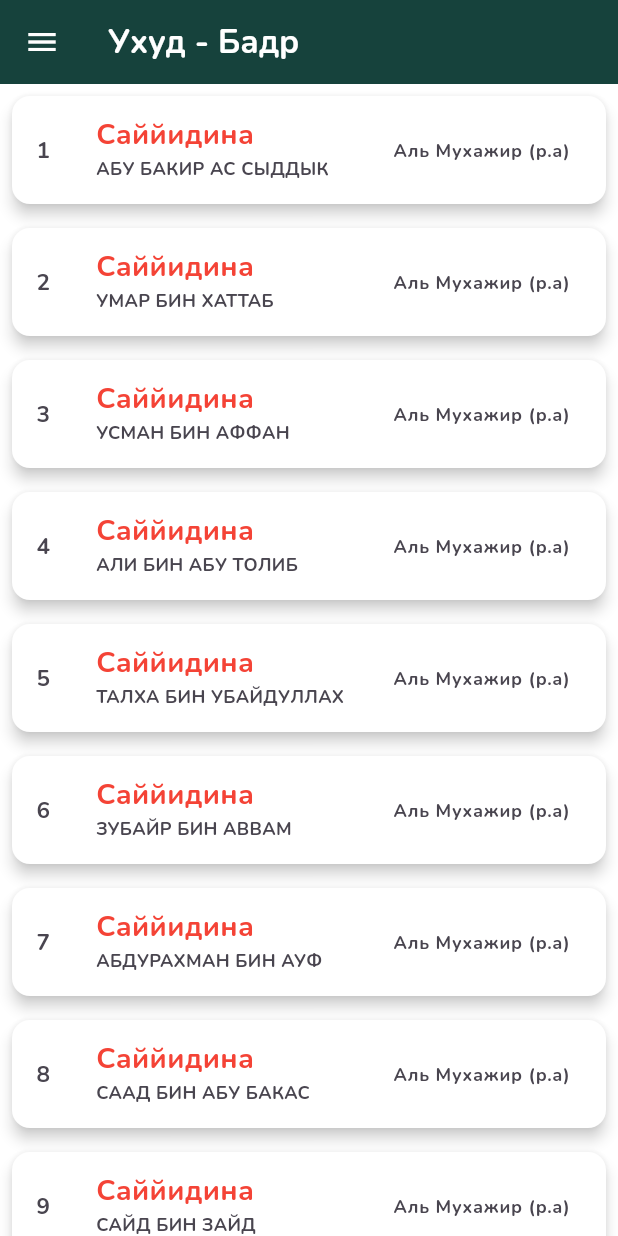
After one commit to adilet3401/deenly-app, a Flutter app: the UhudBadrPage screen opened directly, on a phone screen of 412 x 824 dp. The commit adds this screen. Run offline on Flutter 3.47's test engine with Material 3 defaults, Android fonts, the phone set to English and light mode, and no system bars; our stand-ins replace font_awesome_flutter, google_fonts, shared_preferences, vibration; accounts and stored records are empty.

Commit message:
changed uhudbadr

```diff
--- a/lib/theme/theme.dart
+++ b/lib/theme/theme.dart
@@ -26,6 +26,12 @@ class ThemeProvider with ChangeNotifier {
     ),
     drawerTheme: DrawerThemeData(backgroundColor: Colors.white),
     dividerTheme: DividerThemeData(color: Colors.grey.shade400),
+    // cardColor: Colors.grey[100], // Цвет карточек
+    cardTheme: CardThemeData(
+      color: Colors.white, // Цвет карточек
+      shadowColor: Colors.grey.shade300,
+      elevation: 4,
+    ),
   );
 
   ThemeData get darkTheme => ThemeData(
@@ -44,6 +50,10 @@ class ThemeProvider with ChangeNotifier {
     ),
     drawerTheme: DrawerThemeData(backgroundColor: Color(0xff1f2023)),
     dividerTheme: DividerThemeData(color: Colors.grey.shade200),
+    cardTheme: CardThemeData(
+      color: Color(0xff191b1e), // Цвет карточеk
+      elevation: 4,
+    ),
   );
 
   void toggleTheme() {
--- a/lib/widgets/app_drawer.dart
+++ b/lib/widgets/app_drawer.dart
@@ -3,6 +3,7 @@ import 'package:google_fonts/google_fonts.dart';
 
 import 'package:provider/provider.dart';
 import 'package:sabr/generated/l10n.dart';
+import 'package:sabr/widgets/uhudbard_page.dart';
 
 import '../theme/theme.dart';
 import '../namaz_ubaktysy/asr_page.dart';
@@ -250,6 +251,24 @@ class AppDrawer extends StatelessWidget {
             },
             isActive: ModalRoute.of(context)?.settings.name == '/sunush',
           ),
+          UbakytTar(
+            text: 'Ухуд - Бадр',
+            image: Image.asset(
+              'assets/images/sword.png',
+              width: 28,
+              height: 28,
+            ),
+            isActive: ModalRoute.of(context)?.settings.name == '/uhud-badr',
+            onTap: () {
+              Navigator.pushReplacement(
+                context,
+                MaterialPageRoute(
+                  builder: (context) => UhudBadrPage(),
+                  settings: const RouteSettings(name: '/uhud-badr'),
+                ),
+              );
+            },
+          ),
           SizedBox(height: 10),
           Text(
             '©2025 ADN',
--- /dev/null
+++ b/lib/widgets/uhudbard_page.dart
@@ -0,0 +1,251 @@
+import 'package:flutter/material.dart';
+import 'package:google_fonts/google_fonts.dart';
+import 'package:sabr/text_styles/title_theme.dart';
+import 'package:sabr/widgets/app_drawer.dart';
+
+class UhudBadrPage extends StatelessWidget {
+  final List<Map<String, String>> items = [
+    {
+      "id": "1",
+      "title": "Саййидина",
+      "subtitle": "АБУ БАКИР АС СЫДДЫК",
+      "detail": "Аль Мухажир (р.а)",
+    },
+    {
+      "id": "2",
+      "title": "Саййидина",
+      "subtitle": "УМАР БИН ХАТТАБ",
+      "detail": "Аль Мухажир (р.а)",
+    },
+    {
+      "id": "3",
+      "title": "Саййидина",
+      "subtitle": "УСМАН БИН АФФАН",
+      "detail": "Аль Мухажир (р.а)",
+    },
+    {
+      "id": "4",
+      "title": "Саййидина",
+      "subtitle": "АЛИ БИН АБУ ТОЛИБ",
+      "detail": "Аль Мухажир (р.а)",
+    },
+    {
+      "id": "5",
+      "title": "Саййидина",
+      "subtitle": "ТАЛХА БИН УБАЙДУЛЛАХ",
+      "detail": "Аль Мухажир (р.а)",
+    },
+    {
+      "id": "6",
+      "title": "Саййидина",
+      "subtitle": "ЗУБАЙР БИН АВВАМ",
+      "detail": "Аль Мухажир (р.а)",
+    },
+    {
+      "id": "7",
+      "title": "Саййидина",
+      "subtitle": "АБДУРАХМАН БИН АУФ",
+      "detail": "Аль Мухажир (р.а)",
+    },
+    {
+      "id": "8",
+      "title": "Саййидина",
+      "subtitle": "СААД БИН АБУ БАКАС",
+      "detail": "Аль Мухажир (р.а)",
+    },
+    {
+      "id": "9",
+      "title": "Саййидина",
+      "subtitle": "САЙД БИН ЗАЙД",
+      "detail": "Аль Мухажир (р.а)",
+    },
+    {
+      "id": "10",
+      "title": "Саййидина",
+      "subtitle": "АБУ УБАЙДА БИН ЖАРРАХ",
+      "detail": "Аль Мухажир (р.а)",
+    },
+    {
+      "id": "11",
+      "title": "Саййидина",
+      "subtitle": "УБАЙ БИН КАБ",
+      "detail": "Аль Мухажир (р.а)",
+    },
+    {
+      "id": "12",
+      "title": "Саййидина",
+      "subtitle": "АЛЬ-АРКАМ БИН АБУЛ-АРКАМ",
+      "detail": "Аль Хазражи (р.а)",
+    },
+    {
+      "id": "13",
+      "title": "Саййидина",
+      "subtitle": "АСАД БИН ЯЗИД",
+      "detail": "Аль Мухажир (р.а)",
+    },
+    {
+      "id": "14",
+      "title": "Саййидина",
+      "subtitle": "АНАС БИН МУАЗ",
+      "detail": "Аль Хазражи (р.а)",
+    },
+    {
+      "id": "15",
+      "title": "Саййидина",
+      "subtitle": "АНАСАТА МАВЛА РАСУЛЛАХ (С.А.В)",
+      "detail": "Аль Хазражи (р.а)",
+    },
+    {
+      "id": "16",
+      "title": "Саййидина",
+      "subtitle": "УНАЙС БИН КАТАДЕ",
+      "detail": "Аль Мухажир (р.а)",
+    },
+    {
+      "id": "17",
+      "title": "Саййидина",
+      "subtitle": "АВС БИН САБИТ",
+      "detail": "Аль -Авс (р.а)",
+    },
+    {
+      "id": "18",
+      "title": "Саййидина",
+      "subtitle": "АВС БИН ХАБИБ",
+      "detail": "Аль Хазражи (р.а)",
+    },
+    {
+      "id": "19",
+      "title": "Саййидина",
+      "subtitle": "АВС БИН САМИТ",
+      "detail": "Аль Хазражи (р.а)",
+    },
+    {
+      "id": "20",
+      "title": "Саййидина",
+      "subtitle": "ЙЯС БИН БУКАЙР",
+      "detail": "Аль Хазражи (р.а)",
+    },
+    {
+      "id": "21",
+      "title": "Саййидина",
+      "subtitle": "БУЖАЙР БИН АБУ БУЖАЙР",
+      "detail": "Аль Мухажир (р.а)",
+    },
+    {
+      "id": "22",
+      "title": "Саййидина",
+      "subtitle": "БАХХАС БИН САЛАБА",
+      "detail": "Аль Хазражи (р.а)",
+    },
+    {
+      "id": "23",
+      "title": "Саййидина",
+      "subtitle": "БАСВАС БИН АМР",
+      "detail": "Аль Хазражи (р.а)",
+    },
+    {
+      "id": "24",
+      "title": "Саййидина",
+      "subtitle": "БИИР БИН БАРА",
+      "detail": "Аль Хазражи (р.а)",
+    },
+    {
+      "id": "25",
+      "title": "Саййидина",
+      "subtitle": "БИИР БИН САД",
+      "detail": "Аль Хазражи (р.а)",
+    },
+    {
+      "id": "26",
+      "title": "Саййидина",
+      "subtitle": "БИЛАЛ БИН АБУ РАБАХ",
+      "detail": "Аль Хазражи (р.а)",
+    },
+    {
+      "id": "27",
+      "title": "Саййидина",
+      "subtitle": "ТАМИМ МАВЛА ХИРШ",
+      "detail": "Аль -Авс (р.а)",
+    },
+    {
+      "id": "28",
+      "title": "Саййидина",
+      "subtitle": "ТАМИМ МАВЛА БАНИ ТАМИМ",
+      "detail": "Аль Хазражи (р.а)",
+    },
+    {
+      "id": "29",
+      "title": "Саййидина",
+      "subtitle": "ТАМИМ БИН ЯЕАР",
+      "detail": "Аль Хазражи (р.а)",
+    },
+    {
+      "id": "30",
+      "title": "Саййидина",
+      "subtitle": "САБИТ БИН АРКАМ",
+      "detail": "Аль Хазражи (р.а)",
+    },
+  ];
+  UhudBadrPage({super.key});
+
+  @override
+  Widget build(BuildContext context) {
+    return Scaffold(
+      appBar: AppBar(
+        title: Text(
+          "Ухуд - Бадр",
+          style: GoogleFonts.nunito(
+            color: Colors.white,
+            fontWeight: FontWeight.bold,
+          ),
+        ),
+        iconTheme: IconThemeData(color: Colors.white),
+      ),
+      drawer: AppDrawer(),
+      body: ListView.builder(
+        itemCount: items.length,
+        itemBuilder: (context, index) {
+          final item = items[index];
+          return Card(
+            // color: Theme.of(context).cardColor,
+            margin: const EdgeInsets.all(8.0),
+            child: ListTile(
+              leading: Text(
+                item['id'] ?? '',
+                style: TextStyle(
+                  fontWeight: FontWeight.bold,
+                  fontFamily: 'Nunito',
+                  fontSize: 15,
+                ),
+              ),
+              title: Text(
+                item['title'] ?? '',
+                style: TextStyles.largeTitle(context).copyWith(
+                  fontFamily: 'Nunito',
+                  fontWeight: FontWeight.bold,
+                  fontSize: 19,
+                ),
+              ),
+              subtitle: Text(
+                item['subtitle'] ?? '',
+                style: TextStyle(
+                  fontFamily: 'Nunito',
+                  fontSize: 12,
+                  fontWeight: FontWeight.bold,
+                ),
+              ),
+              trailing: Text(
+                item['detail'] ?? '',
+                style: TextStyle(
+                  fontFamily: 'Nunito',
+                  fontSize: 12,
+                  fontWeight: FontWeight.bold,
+                ),
+              ),
+            ),
+          );
+        },
+      ),
+    );
+  }
+}
```
Also changed, not shown: assets/images/sword.png (added).
